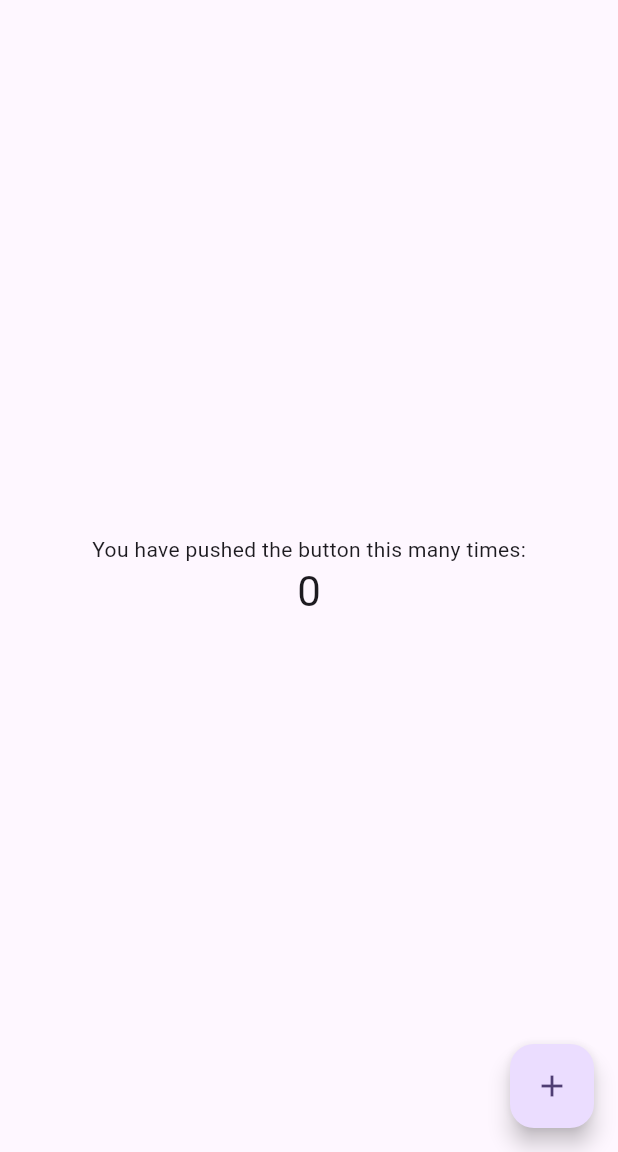
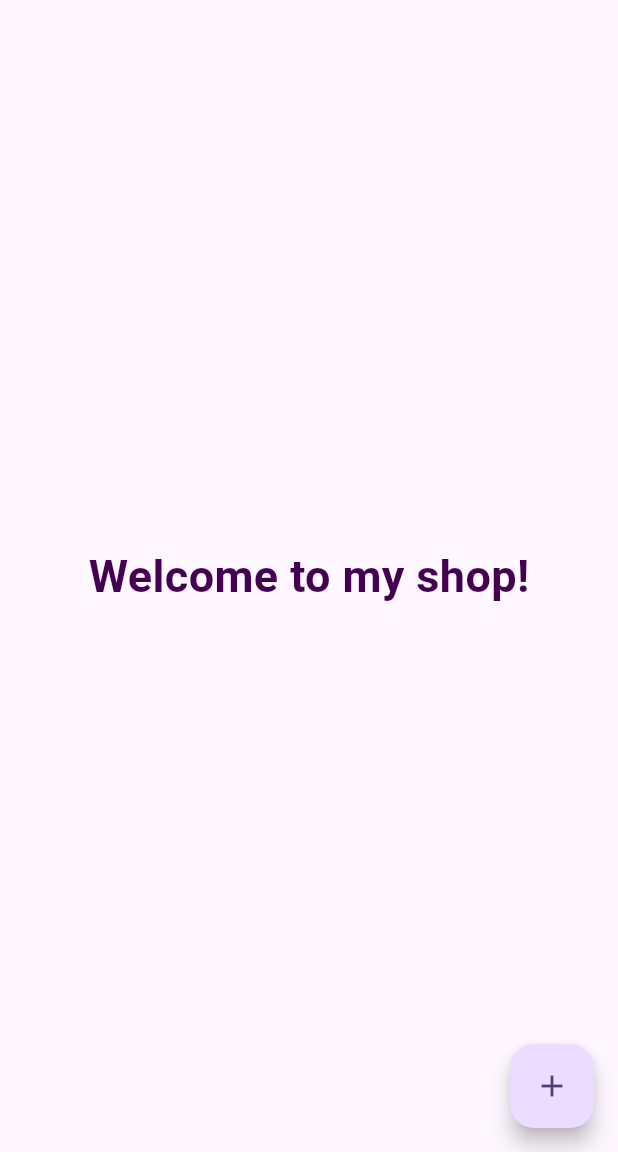
Before and after one commit to ibnoucheikhalae/sandwich_shop, a Flutter app: the screen it shows after launch, on a phone screen of 412 x 824 dp, the part 84-1236 px from its top. Run offline on Flutter 3.47's test engine with Material 3 defaults, Android fonts, the phone set to English and light mode, and no system bars.

Commit message:
Set Up the Project

```diff
--- a/lib/main.dart
+++ b/lib/main.dart
@@ -11,7 +11,8 @@ class MyApp extends StatelessWidget {
   @override
   Widget build(BuildContext context) {
     return MaterialApp(
-      title: 'Flutter Demo',
+
+      title: 'My Sandwich Shop',
       theme: ThemeData(
         // This is the theme of your application.
         //
@@ -104,11 +105,11 @@ class _MyHomePageState extends State<MyHomePage> {
           // wireframe for each widget.
           mainAxisAlignment: MainAxisAlignment.center,
           children: <Widget>[
-            const Text('You have pushed the button this many times:'),
+
             Text(
-              '$_counter',
-              style: Theme.of(context).textTheme.headlineMedium,
-            ),
+  'Welcome to my shop!',
+  style: const TextStyle(fontSize: 30, color: Color.fromARGB(255, 69, 1, 81), fontWeight: FontWeight.bold),
+),
           ],
         ),
       ),
```
